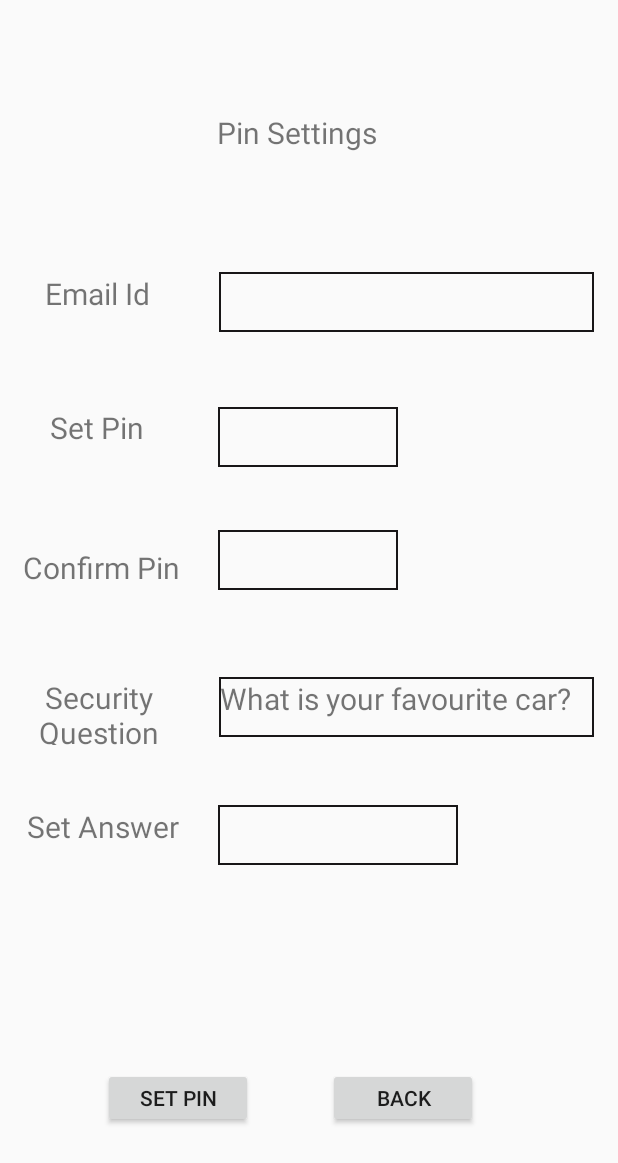
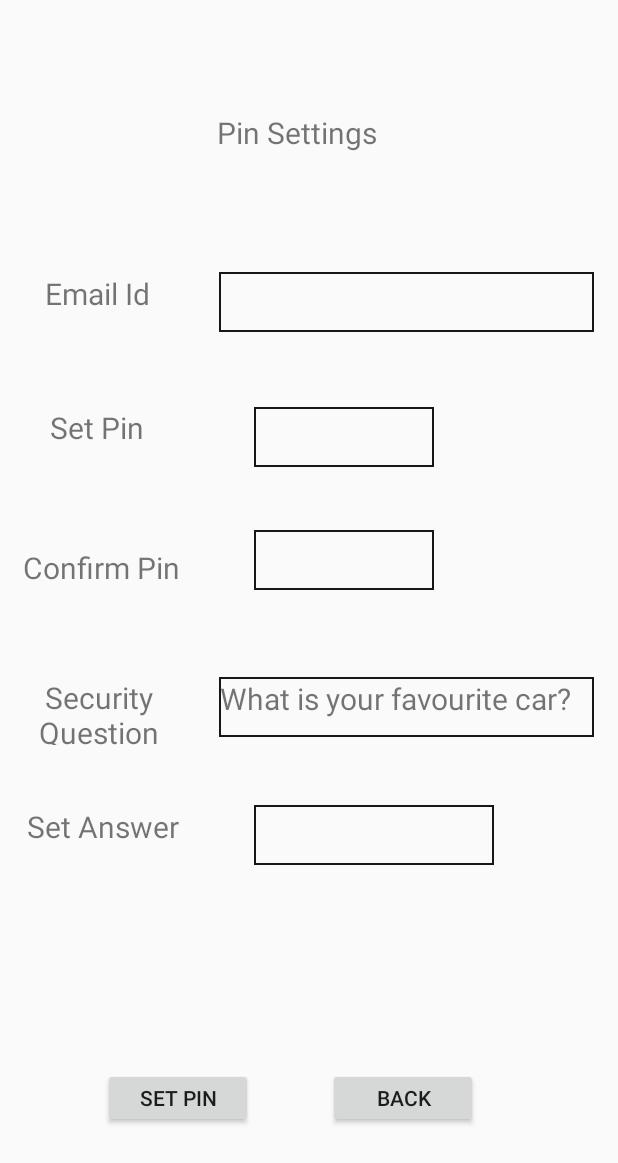
Before and after one commit to DBSE-teaching/isee2019-Sky-Net, an Android app: the layout change_pin.xml on its own in the app's theme, with its tools: preview values and no code run, on a phone screen of 412 x 824 dp. Shown: the top 1163 px of the screen. Run offline under Robolectric (Android 15) with nearby library versions, the phone set to English and light mode, and no system bars.

Commit message:
Aligment complete for all layouts

```diff
--- a/SourceCode/app/src/main/res/layout/change_pin.xml
+++ b/SourceCode/app/src/main/res/layout/change_pin.xml
@@ -79,7 +79,7 @@
         android:maxLength="4"
         app:layout_constraintBottom_toBottomOf="parent"
         app:layout_constraintEnd_toEndOf="parent"
-        app:layout_constraintHorizontal_bias="0.498"
+        app:layout_constraintHorizontal_bias="0.585"
         app:layout_constraintStart_toStartOf="parent"
         app:layout_constraintTop_toTopOf="parent"
         app:layout_constraintVertical_bias="0.343" />
@@ -111,7 +111,7 @@
         android:maxLength="4"
         app:layout_constraintBottom_toBottomOf="parent"
         app:layout_constraintEnd_toEndOf="parent"
-        app:layout_constraintHorizontal_bias="0.498"
+        app:layout_constraintHorizontal_bias="0.585"
         app:layout_constraintStart_toStartOf="parent"
         app:layout_constraintTop_toTopOf="parent"
         app:layout_constraintVertical_bias="0.45" />
@@ -185,7 +185,7 @@
         android:background="@drawable/border_style"
         app:layout_constraintBottom_toBottomOf="parent"
         app:layout_constraintEnd_toEndOf="parent"
-        app:layout_constraintHorizontal_bias="0.582"
+        app:layout_constraintHorizontal_bias="0.685"
         app:layout_constraintStart_toStartOf="parent"
         app:layout_constraintTop_toTopOf="parent"
         app:layout_constraintVertical_bias="0.688" />
```
